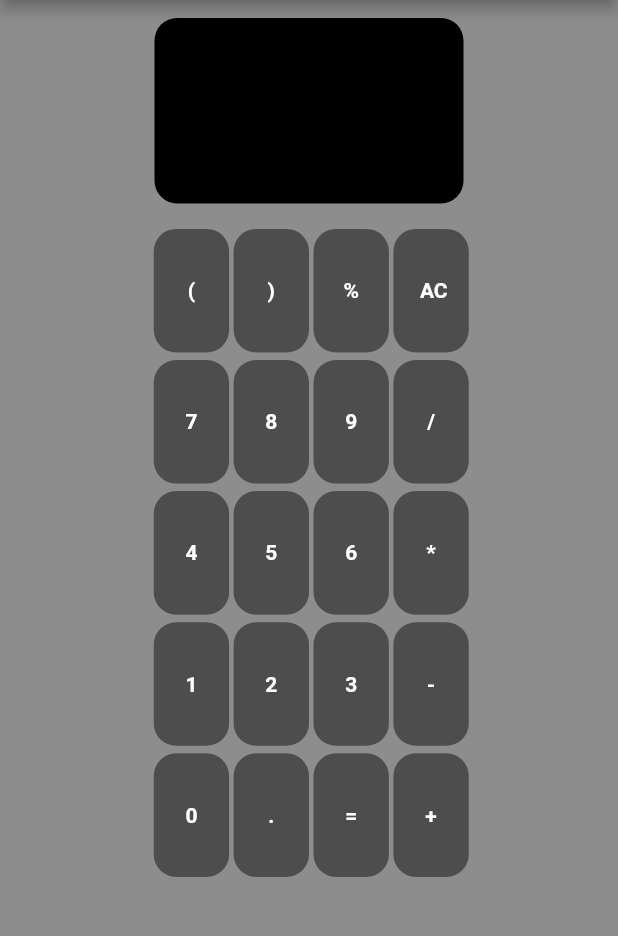
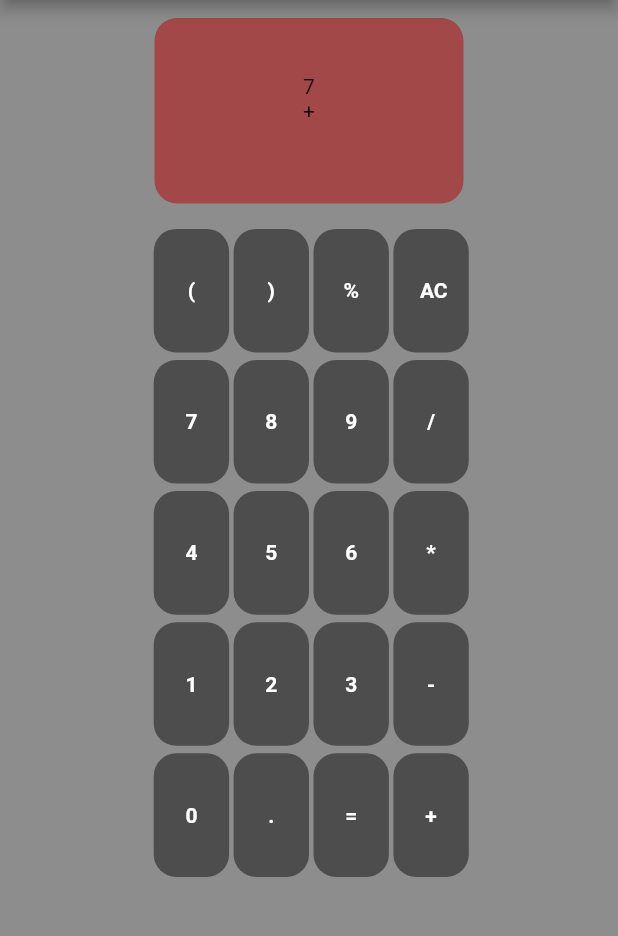
Before and after one commit to VianeySandoval/RFLUTTER, a Flutter app: the screen it shows after launch, after a tap on an icon or button, on a phone screen of 412 x 824 dp, the part 84-1020 px from its top. Run offline on Flutter 3.47's test engine with Material 2 defaults, Android fonts, the phone set to English and light mode, and no system bars; missing offline and left inert: dart:html.

Commit message:
Calculadora q muestra los valores en el panel

```diff
--- a/lib/main.dart
+++ b/lib/main.dart
@@ -2,7 +2,8 @@ import 'dart:html';
 
 import 'package:flutter/material.dart';
 import 'package:prueba1/botom_custom.dart';
-
+import 'package:prueba1/enums.dart';
+//TODO: SE VA ASIGNAR OPERADORES PARA Q SE MUESTRE, SE VA A SETEAR LOS RESULTADOS EN 0, Y SE HARAN LAS OPERACIONES
 void main() {
   runApp(const MyApp());
 }
@@ -37,94 +38,79 @@ class _MyHomePageState extends State<MyHomePage> {
   double _counter = 0;
   double _counter2 = 0;
   double resultado = 0;
+  bool cambioValor = false;
+  Operaciones operador = Operaciones.suma;
   Operaciones operacion1 = Operaciones.suma;
   TextStyle textStyle = const TextStyle(
     color: Colors.white,
     fontSize: 20,
   );
 
-  void _setOperaciones({required String operacion}) {
-    switch (operacion) {
-      case "+":
-        operacion1 = Operaciones.suma;
-        break;
-      case "-":
-        operacion1 = Operaciones.resta;
-        break;
-      case "*":
-        operacion1 = Operaciones.multiplicacion;
-        break;
-      case "/":
-        operacion1 = Operaciones.division;
-        break;
-    }
-  }
 
   void _setCounter({required int d}) {
     if (_counter != 0) {
       if (_counter2 == 0) {
         switch (d) {
           case 1:
-            _counter2 = 1;
+            variable2 = "$variable2$d";
             break;
           case 2:
-            _counter2 = 2;
+            variable2 = "$variable2$d";
             break;
           case 3:
-            _counter2 = 3;
+            variable2 = "$variable2$d";
             break;
           case 4:
-            _counter2 = 4;
+            variable2 = "$variable2$d";
             break;
           case 5:
-            _counter2 = 5;
+            variable2 = "$variable2$d";
             break;
           case 6:
-            _counter2 = 6;
+            variable2 = "$variable2$d";
             break;
           case 7:
-            _counter2 = 7;
+            variable2 = "$variable2$d";
             break;
           case 8:
-            _counter2 = 8;
+            variable2 = "$variable2$d";
             break;
           case 9:
-            _counter2 = 9;
+            variable2 = "$variable2$d";
             break;
         }
       }
     } else {
       switch (d) {
         case 1:
-          _counter = 1;
+          variable1 = "$variable1$d";
           break;
         case 2:
-          _counter = 2;
+          variable1 = "$variable1$d";
           break;
         case 3:
-          _counter = 3;
+          variable1 = "$variable1$d";
           break;
         case 4:
-          _counter = 4;
+          variable1 = "$variable1$d";_counter = 4;
           break;
         case 5:
-          _counter = 5;
+          variable1 = "$variable1$d";
           break;
         case 6:
-          _counter = 6;
+          variable1 = "$variable1$d";
           break;
         case 7:
-          _counter = 7;
+          variable1 = "$variable1$d";
           break;
         case 8:
-          _counter = 8;
+          variable1 = "$variable1$d";
           break;
         case 9:
-          _counter = 9;
+          variable1 = "$variable1$d";
           break;
       }
     }
-
     setState(() {});
   }
 
@@ -147,6 +133,26 @@ class _MyHomePageState extends State<MyHomePage> {
     setState(() {});
   }
 
+
+  void _cambiovalor(Operaciones operacion2) {
+    switch (operacion2) {
+      case Operaciones.suma:
+        cambioValor = !cambioValor;
+        break;
+      case Operaciones.resta:
+        cambioValor = !cambioValor;
+        break;
+      case Operaciones.multiplicacion:
+        cambioValor = !cambioValor;
+        break;
+      case Operaciones.division:
+        cambioValor = !cambioValor;
+        break;
+    }
+    operador = operacion2;
+    setState(() {});
+  }
+
   void _resetCounter() {
     setState(() {
       _counter = 0;
@@ -155,6 +161,8 @@ class _MyHomePageState extends State<MyHomePage> {
     });
   }
 
+  String variable1 = "";
+  String variable2 = "";
   @override
   Widget build(BuildContext context) {
     return Scaffold(
@@ -173,7 +181,7 @@ class _MyHomePageState extends State<MyHomePage> {
           children: [
             Padding(
               padding: const EdgeInsets.all(12.0),
-              child: PanelCustom(),
+              child: PanelCustom(valor1: variable1, valor2: variable2),
             ),
             SizedBox(
               width: double.infinity,
@@ -192,9 +200,9 @@ class _MyHomePageState extends State<MyHomePage> {
               child: Row(
                 mainAxisAlignment: MainAxisAlignment.center,
                 children: [
-                  ButtomCustom(labelButtom: '7', onTap: () {  },),
-                  ButtomCustom(labelButtom: '8', onTap: () {  },),
-                  ButtomCustom(labelButtom: '9', onTap: () {  },),
+                  ButtomCustom(labelButtom: '7', onTap: () { _setCounter(d: 7); },),
+                  ButtomCustom(labelButtom: '8', onTap: () { _setCounter(d: 8); },),
+                  ButtomCustom(labelButtom: '9', onTap: () { _setCounter(d: 9);  },),
                   ButtomCustom(labelButtom: '/', onTap: () {  },),
                 ],
               ),
@@ -204,9 +212,9 @@ class _MyHomePageState extends State<MyHomePage> {
               child: Row(
                 mainAxisAlignment: MainAxisAlignment.center,
                 children: [
-                  ButtomCustom(labelButtom: '4', onTap: () {  },),
-                  ButtomCustom(labelButtom: '5', onTap: () {  },),
-                  ButtomCustom(labelButtom: '6', onTap: () {  },),
+                  ButtomCustom(labelButtom: '4', onTap: () { _setCounter(d: 4);  },),
+                  ButtomCustom(labelButtom: '5', onTap: () { _setCounter(d: 5); },),
+                  ButtomCustom(labelButtom: '6', onTap: () { _setCounter(d: 6); },),
                   ButtomCustom(labelButtom: '*', onTap: () {  },),
                 ],
               ),
@@ -216,9 +224,9 @@ class _MyHomePageState extends State<MyHomePage> {
               child: Row(
                 mainAxisAlignment: MainAxisAlignment.center,
                 children: [
-                  ButtomCustom(labelButtom: '1', onTap: () {  },),
-                  ButtomCustom(labelButtom: '2', onTap: () {  },),
-                  ButtomCustom(labelButtom: '3', onTap: () {  },),
+                  ButtomCustom(labelButtom: '1', onTap: () { _setCounter(d: 1); },),
+                  ButtomCustom(labelButtom: '2', onTap: () { _setCounter(d: 2); },),
+                  ButtomCustom(labelButtom: '3', onTap: () { _setCounter(d: 3); },),
                   ButtomCustom(labelButtom: '-', onTap: () {  },),
                 ],
               ),
@@ -247,11 +255,17 @@ class _MyHomePageState extends State<MyHomePage> {
 class PanelCustom extends StatelessWidget {
   const PanelCustom({
     super.key,
-    this.colorCustom = Colors.black,
+    required this.valor1,
+    required this.valor2,
+    this.operador = Operaciones.suma,
+    this.colorCustom = const Color.fromARGB(255, 162, 72, 72),
+
   });
 
   final Color colorCustom;
-
+  final String valor1;
+  final String valor2;
+  final Operaciones operador;
   @override
   Widget build(BuildContext context) {
     return Container(
@@ -259,6 +273,15 @@ class PanelCustom extends StatelessWidget {
       height: MediaQuery.of(context).size.height * 0.15, // responsive
       decoration: BoxDecoration(
           borderRadius: BorderRadius.circular(15.0), color: colorCustom),
+      child: Column(
+        mainAxisAlignment: MainAxisAlignment.center,
+        crossAxisAlignment: CrossAxisAlignment.center,
+        children: [
+            Text(valor1),
+            Text(operador == Operaciones.suma ? "+" : operador == Operaciones.resta ? "-" : operador == Operaciones.multiplicacion ? "*" : "/"),
+            Text(valor2)
+        ]
+        ),
     );
   }
 }
```
